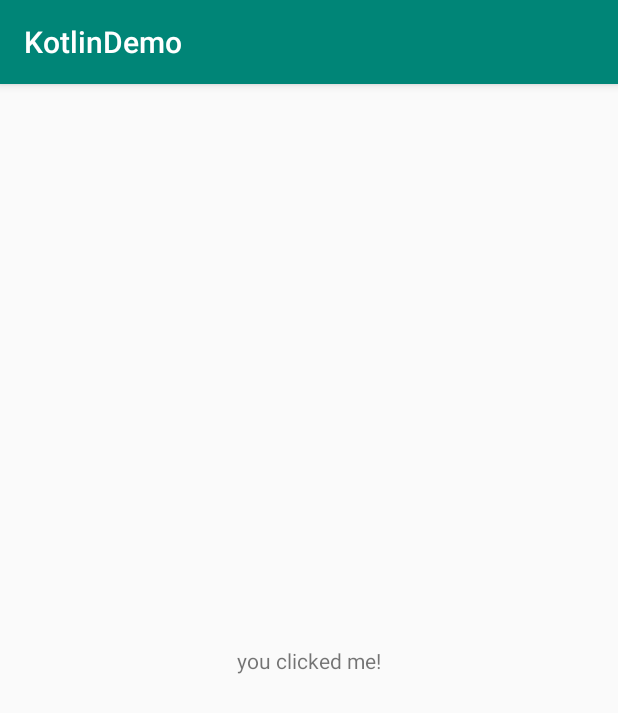
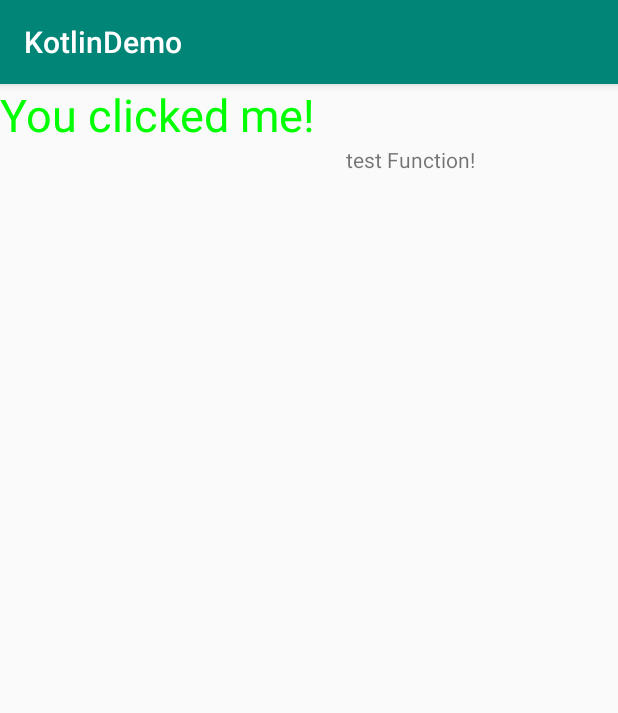
Before and after one commit to IvingShe/AndroidDemo, an Android app: the screen it shows after launch (MainActivity), after a tap on "Hello,Kotlin", on a phone screen of 412 x 824 dp. Shown: the top 713 px of the screen. Run offline under Robolectric (Android 15) with nearby library versions, the phone set to English and light mode, and no system bars.

Commit message:
KotlinModule:测试变量和函数定义

```diff
--- a/kotlindemo/src/main/java/com/example/kotlindemo/MainActivity.kt
+++ b/kotlindemo/src/main/java/com/example/kotlindemo/MainActivity.kt
@@ -1,19 +1,37 @@
 package com.example.kotlindemo
 
+import android.graphics.Color
 import androidx.appcompat.app.AppCompatActivity
 import android.os.Bundle
 import kotlinx.android.synthetic.main.activity_main.*
 
 class MainActivity : AppCompatActivity() {
 
+    var content :String =""
+    val valContent :String ="You clicked me!"
+
     override fun onCreate(savedInstanceState: Bundle?) {
         super.onCreate(savedInstanceState)
         setContentView(R.layout.activity_main)
-
-        tv_helloworld.text="Hello,Kotlin"
+        content="Hello,Kotlin"
+        tv_helloworld.text=content
 
         tv_helloworld.setOnClickListener {
-            tv_helloworld.text="you clicked me!"
+
+           // valContent=""
+            tv_helloworld.text=valContent
+            tv_helloworld.setTextColor(Color.GREEN)
+            tv_helloworld.setTextSize(30f);
+        }
+
+        var function:String ="1+2="
+
+        tv_testFunction.setOnClickListener {
+            tv_testFunction.text =function+testAdd(1,2)
         }
     }
+
+    fun testAdd(a:Int,b:Int):Int{
+       return a+b
+    }
 }
--- a/kotlindemo/src/main/res/layout/activity_main.xml
+++ b/kotlindemo/src/main/res/layout/activity_main.xml
@@ -11,9 +11,20 @@
         android:layout_width="wrap_content"
         android:layout_height="wrap_content"
         android:text="Hello World!"
-        app:layout_constraintBottom_toBottomOf="parent"
         app:layout_constraintLeft_toLeftOf="parent"
+        app:layout_constraintTop_toTopOf="parent"
+        app:layout_constraintBottom_toTopOf="@id/tv_testFunction"
+        />
+
+    <TextView
+        android:text="test Function!"
+        android:id="@+id/tv_testFunction"
+        android:layout_width="wrap_content"
+        android:layout_height="wrap_content"
+        android:layout_marginLeft="20dp"
+        app:layout_constraintTop_toBottomOf="@id/tv_helloworld"
+        app:layout_constraintStart_toEndOf="@id/tv_helloworld"
         app:layout_constraintRight_toRightOf="parent"
-        app:layout_constraintTop_toTopOf="parent" />
+        />
 
 </androidx.constraintlayout.widget.ConstraintLayout>
```
